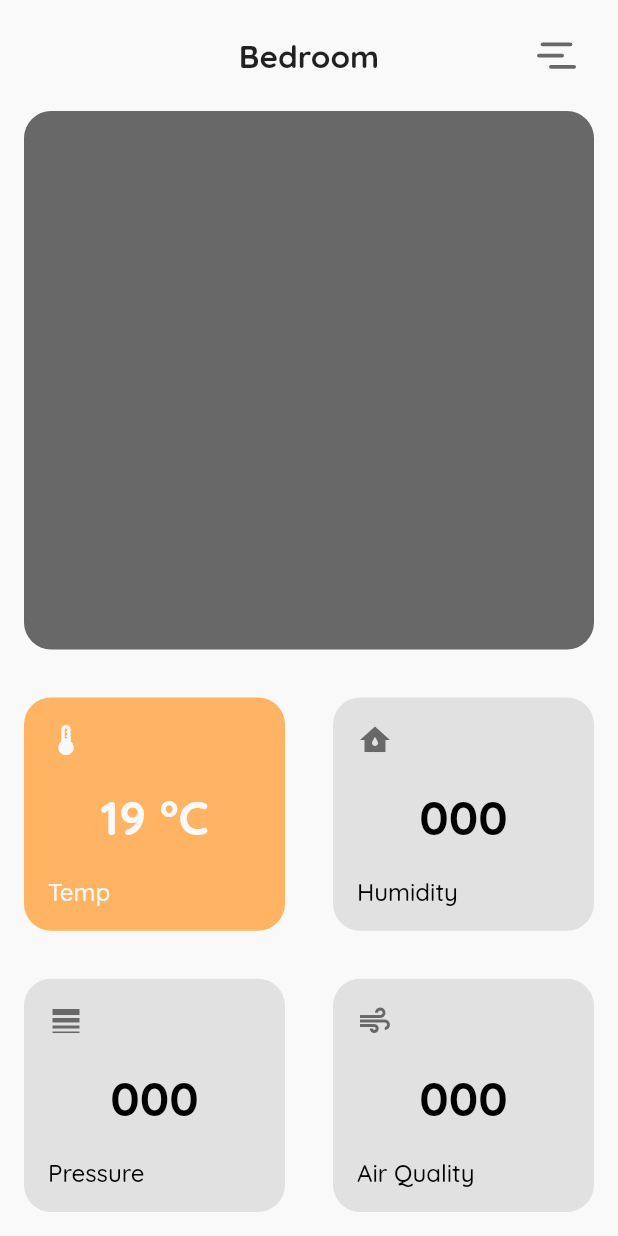
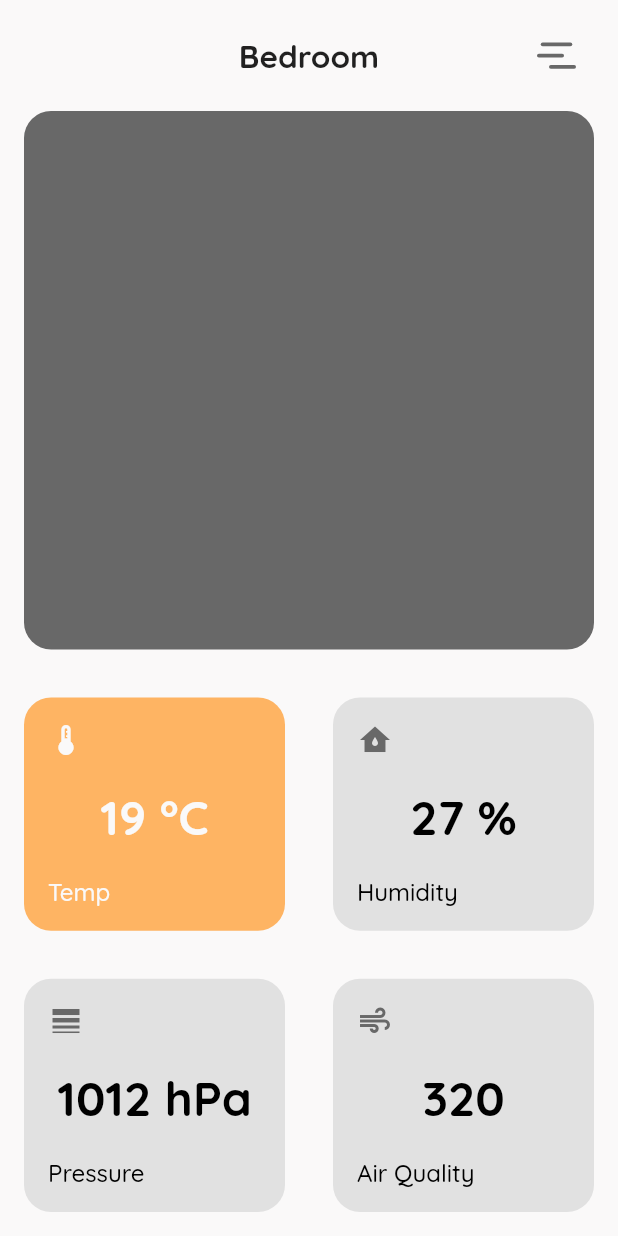
Before and after one commit to luuuuk/home-data, a Flutter app: the screen it shows after launch, on a phone screen of 412 x 824 dp. Run offline on Flutter 3.47's test engine with Material 2 defaults, Android fonts, the phone set to English and light mode, and no system bars; our stand-ins replace google_fonts.

Commit message:
fix: text overflow

```diff
--- a/home_data/lib/home.dart
+++ b/home_data/lib/home.dart
@@ -225,7 +225,7 @@ class _HomePageState extends State<HomePage> {
                                 ThemeColors.darkGrey,
                                 Colors.black,
                                 "Humidity",
-                                "000",
+                                "27 %",
                                 Icons.water_damage,
                               ),
                             ),
@@ -241,7 +241,7 @@ class _HomePageState extends State<HomePage> {
                                 ThemeColors.darkGrey,
                                 Colors.black,
                                 "Pressure",
-                                "000",
+                                "1012 hPa",
                                 Icons.line_weight,
                               ),
                             ),
@@ -251,7 +251,7 @@ class _HomePageState extends State<HomePage> {
                                 ThemeColors.darkGrey,
                                 Colors.black,
                                 "Air Quality",
-                                "000",
+                                "320",
                                 Icons.air,
                               ),
                             ),
--- a/home_data/lib/widgets/info_card.dart
+++ b/home_data/lib/widgets/info_card.dart
@@ -38,12 +38,15 @@ class InfoCardWidget extends StatelessWidget {
               Row(
                 mainAxisAlignment: MainAxisAlignment.center,
                 children: [
-                  Text(
-                    value,
-                    style: GoogleFonts.quicksand(
-                      fontSize: 32,
-                      fontWeight: FontWeight.bold,
-                      color: textColor,
+                  Flexible(
+                    child: Text(
+                      value,
+                      overflow: TextOverflow.ellipsis,
+                      style: GoogleFonts.quicksand(
+                        fontSize: 32,
+                        fontWeight: FontWeight.bold,
+                        color: textColor,
+                      ),
                     ),
                   ),
                 ],
```
